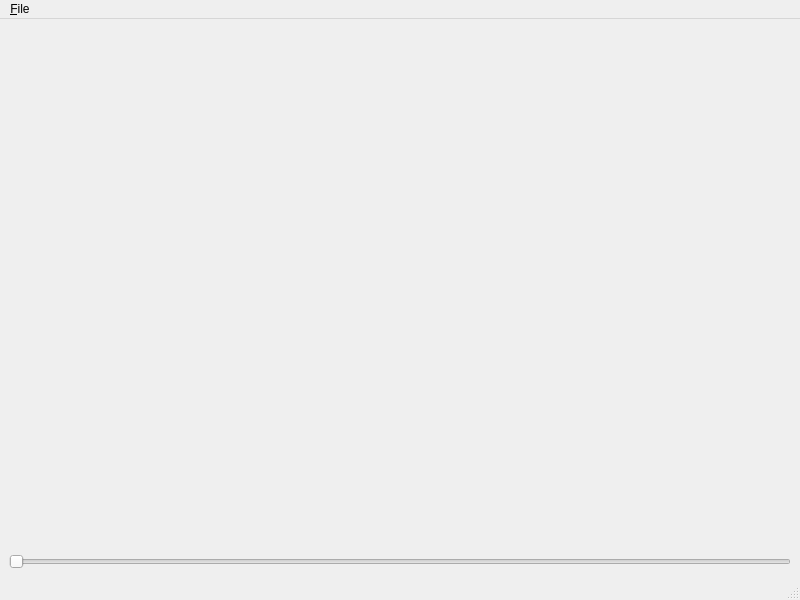
piedrro/DeepGapSeq, file src/DeepGapSeq/GUI/gui.ui: the form before one commit.
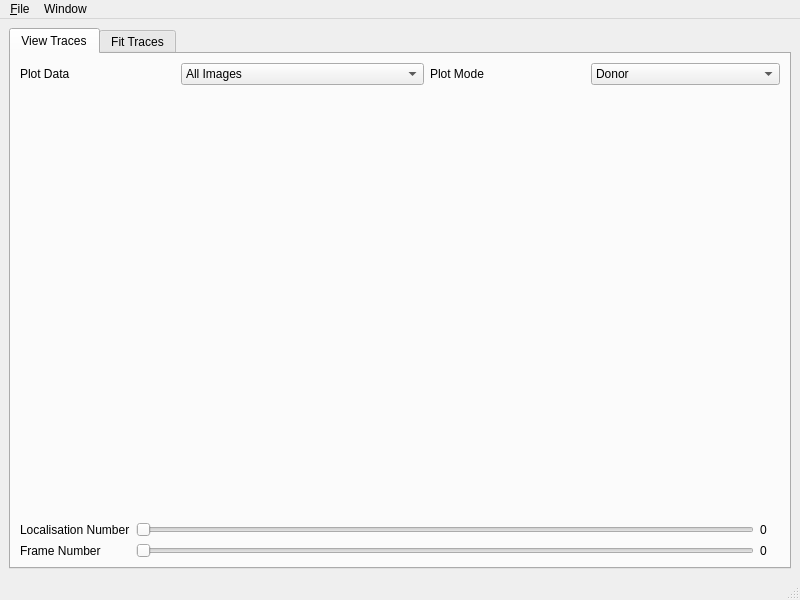
The form after the commit.

Commit message: fixed non-blocking issue for launching gui from the terminal

The edit to the form file:
```diff
--- a/src/DeepGapSeq/GUI/gui.ui
+++ b/src/DeepGapSeq/GUI/gui.ui
@@ -16,13 +16,178 @@
   <widget class="QWidget" name="centralwidget">
    <layout class="QVBoxLayout" name="verticalLayout">
     <item>
-     <widget class="QWidget" name="graph_container" native="true"/>
-    </item>
-    <item>
-     <widget class="QSlider" name="horizontalSlider">
-      <property name="orientation">
-       <enum>Qt::Horizontal</enum>
+     <widget class="QTabWidget" name="tabWidget">
+      <property name="currentIndex">
+       <number>0</number>
       </property>
+      <widget class="QWidget" name="tab1">
+       <attribute name="title">
+        <string>View Traces</string>
+       </attribute>
+       <layout class="QVBoxLayout" name="verticalLayout_2">
+        <item>
+         <layout class="QGridLayout" name="gridLayout">
+          <item row="0" column="3">
+           <widget class="QComboBox" name="view_plot_channels">
+            <item>
+             <property name="text">
+              <string>Donor</string>
+             </property>
+            </item>
+            <item>
+             <property name="text">
+              <string>Acceptor</string>
+             </property>
+            </item>
+            <item>
+             <property name="text">
+              <string>FRET Data</string>
+             </property>
+            </item>
+            <item>
+             <property name="text">
+              <string>FRET Efficiency</string>
+             </property>
+            </item>
+            <item>
+             <property name="text">
+              <string>FRET Data + FRET Efficiency</string>
+             </property>
+            </item>
+            <item>
+             <property name="text">
+              <string>ALEX Data</string>
+             </property>
+            </item>
+            <item>
+             <property name="text">
+              <string>ALEX Efficiency</string>
+             </property>
+            </item>
+            <item>
+             <property name="text">
+              <string>ALEX Data + ALEX Efficiency</string>
+             </property>
+            </item>
+           </widget>
+          </item>
+          <item row="0" column="2">
+           <widget class="QLabel" name="label_61">
+            <property name="text">
+             <string>Plot Mode</string>
+            </property>
+           </widget>
+          </item>
+          <item row="0" column="1">
+           <widget class="QComboBox" name="view_plot_mode">
+            <item>
+             <property name="text">
+              <string>All Images</string>
+             </property>
+            </item>
+            <item>
+             <property name="text">
+              <string>All Images (without localisation_image)</string>
+             </property>
+            </item>
+           </widget>
+          </item>
+          <item row="0" column="0">
+           <widget class="QLabel" name="label">
+            <property name="text">
+             <string>Plot Data</string>
+            </property>
+           </widget>
+          </item>
+         </layout>
+        </item>
+        <item>
+         <widget class="QWidget" name="graph_container" native="true">
+          <property name="sizePolicy">
+           <sizepolicy hsizetype="Preferred" vsizetype="Expanding">
+            <horstretch>0</horstretch>
+            <verstretch>0</verstretch>
+           </sizepolicy>
+          </property>
+         </widget>
+        </item>
+        <item>
+         <layout class="QGridLayout" name="gridLayout_4">
+          <item row="0" column="2">
+           <widget class="QLabel" name="plot_localisation_number_label">
+            <property name="sizePolicy">
+             <sizepolicy hsizetype="Minimum" vsizetype="Preferred">
+              <horstretch>0</horstretch>
+              <verstretch>0</verstretch>
+             </sizepolicy>
+            </property>
+            <property name="minimumSize">
+             <size>
+              <width>20</width>
+              <height>0</height>
+             </size>
+            </property>
+            <property name="text">
+             <string>0</string>
+            </property>
+           </widget>
+          </item>
+          <item row="0" column="0">
+           <widget class="QLabel" name="label_3">
+            <property name="text">
+             <string>Localisation Number</string>
+            </property>
+           </widget>
+          </item>
+          <item row="1" column="1">
+           <widget class="QSlider" name="view_plot_frame_number">
+            <property name="orientation">
+             <enum>Qt::Horizontal</enum>
+            </property>
+           </widget>
+          </item>
+          <item row="1" column="2">
+           <widget class="QLabel" name="plot_frame_number_label">
+            <property name="sizePolicy">
+             <sizepolicy hsizetype="Minimum" vsizetype="Preferred">
+              <horstretch>0</horstretch>
+              <verstretch>0</verstretch>
+             </sizepolicy>
+            </property>
+            <property name="minimumSize">
+             <size>
+              <width>20</width>
+              <height>0</height>
+             </size>
+            </property>
+            <property name="text">
+             <string>0</string>
+            </property>
+           </widget>
+          </item>
+          <item row="1" column="0">
+           <widget class="QLabel" name="label_18">
+            <property name="text">
+             <string>Frame Number</string>
+            </property>
+           </widget>
+          </item>
+          <item row="0" column="1">
+           <widget class="QSlider" name="view_plot_localisation_number">
+            <property name="orientation">
+             <enum>Qt::Horizontal</enum>
+            </property>
+           </widget>
+          </item>
+         </layout>
+        </item>
+       </layout>
+      </widget>
+      <widget class="QWidget" name="tab_2">
+       <attribute name="title">
+        <string>Fit Traces</string>
+       </attribute>
+      </widget>
      </widget>
     </item>
    </layout>
@@ -56,7 +221,15 @@
     <addaction name="menu_Import"/>
     <addaction name="menuExport"/>
    </widget>
+   <widget class="QMenu" name="menuWindow">
+    <property name="title">
+     <string>Window</string>
+    </property>
+    <addaction name="actionPlot_Settings"/>
+    <addaction name="actionFit_Settings"/>
+   </widget>
    <addaction name="menu_File"/>
+   <addaction name="menuWindow"/>
   </widget>
   <widget class="QStatusBar" name="statusbar"/>
   <action name="actionGapSeq">
```
Left out of the diff: 10 changed lines with no effect on the pictures. The commit also changes 1 other file.
